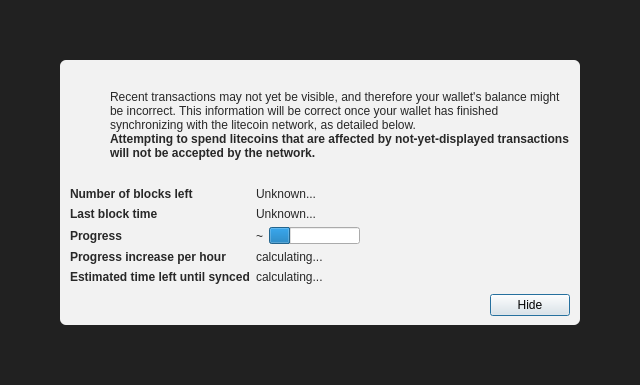
Old version of the form src/qt/forms/modaloverlay.ui in the repository KaitoSawano/peer.
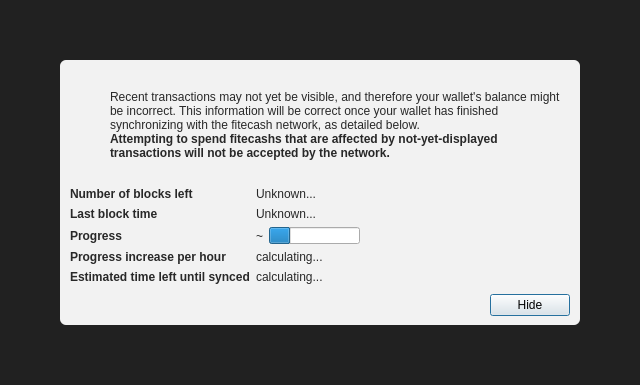
New version of the form. Icons and pictures are not drawn.

Diff of the .ui file:
```diff
--- a/src/qt/forms/modaloverlay.ui
+++ b/src/qt/forms/modaloverlay.ui
@@ -130,7 +130,7 @@
              <item>
               <widget class="QLabel" name="infoText">
                <property name="text">
-                <string>Recent transactions may not yet be visible, and therefore your wallet's balance might be incorrect. This information will be correct once your wallet has finished synchronizing with the litecoin network, as detailed below.</string>
+                <string>Recent transactions may not yet be visible, and therefore your wallet's balance might be incorrect. This information will be correct once your wallet has finished synchronizing with the fitecash network, as detailed below.</string>
                </property>
                <property name="textFormat">
                 <enum>Qt::RichText</enum>
@@ -149,7 +149,7 @@
                 </font>
                </property>
                <property name="text">
-                <string>Attempting to spend litecoins that are affected by not-yet-displayed transactions will not be accepted by the network.</string>
+                <string>Attempting to spend fitecashs that are affected by not-yet-displayed transactions will not be accepted by the network.</string>
                </property>
                <property name="textFormat">
                 <enum>Qt::RichText</enum>
```
